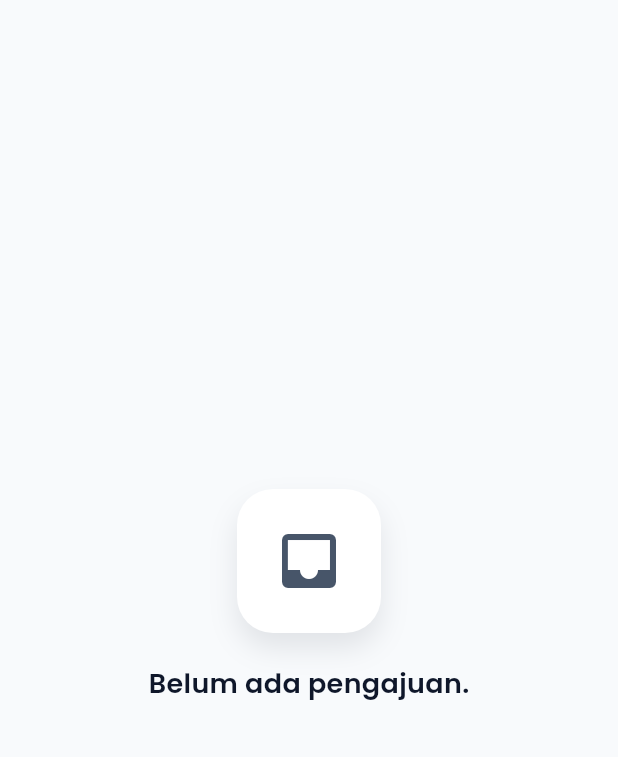
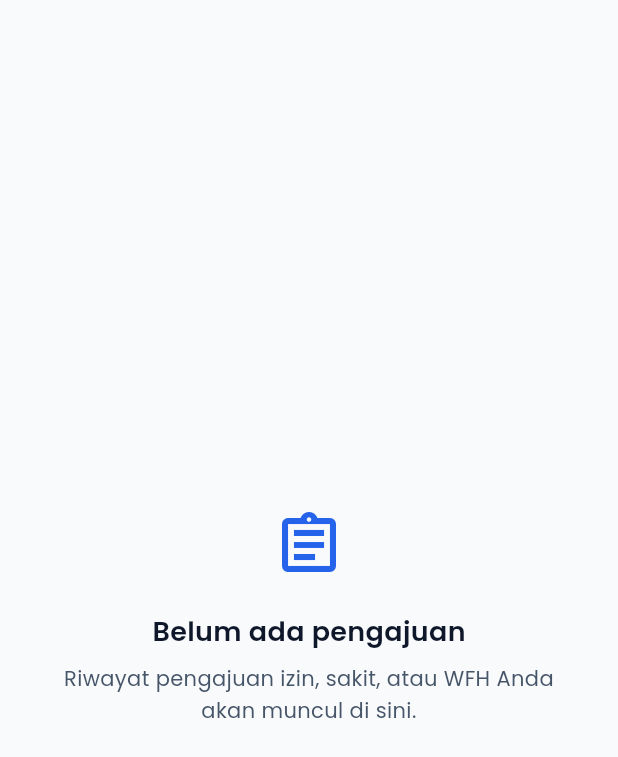
Before and after one commit to zahraldila/mobile-sip-sistem-absensi, a Flutter app: the EmptyState widget shown alone on an empty page, opened directly, on a phone screen of 412 x 824 dp. Shown: the top 757 px of the screen. Run offline on Flutter 3.47's test engine with Material 3 defaults, Android fonts, the phone set to English and light mode, and no system bars; our stand-ins replace cached_network_image, dio, get_it, go_router, google_fonts, image_picker and 1 more; missing offline and left inert: file_selector; accounts and stored records are empty; network calls fail.

Commit message:
style: perbarui tampilan empty state halaman pengajuan dengan icon clipboard

```diff
--- a/mobile/lib/core/widgets/empty_state.dart
+++ b/mobile/lib/core/widgets/empty_state.dart
@@ -25,24 +25,31 @@ class EmptyState extends StatelessWidget {
       child: Column(
         mainAxisSize: MainAxisSize.min,
         children: [
-          Container(
-            padding: const EdgeInsets.all(24),
-            decoration: BoxDecoration(
-              color: AppColors.surface,
-              borderRadius: AppRadius.large,
-              boxShadow: const [
-                BoxShadow(color: AppColors.shadow, blurRadius: 16, offset: Offset(0, 10)),
-              ],
-            ),
-            child: icon ?? const Icon(Icons.inbox, size: 48, color: AppColors.textSecondary),
-          ),
+          icon ?? const Icon(Icons.inbox_outlined, size: 48, color: AppColors.textSecondary),
           const SizedBox(height: 20),
           Text(title, style: AppTypography.textTheme.headlineSmall),
           const SizedBox(height: 8),
-          Text(message, style: AppTypography.textTheme.bodyMedium, textAlign: TextAlign.center),
+          Padding(
+            padding: const EdgeInsets.symmetric(horizontal: 24),
+            child: Text(
+              message,
+              style: AppTypography.textTheme.bodyMedium?.copyWith(
+                color: AppColors.textSecondary,
+              ),
+              textAlign: TextAlign.center,
+            ),
+          ),
           if (actionLabel != null && onAction != null) ...[
             const SizedBox(height: 20),
-            ElevatedButton(onPressed: onAction, style: ElevatedButton.styleFrom(backgroundColor: AppColors.primary, shape: RoundedRectangleBorder(borderRadius: AppRadius.medium), padding: const EdgeInsets.symmetric(horizontal: 24, vertical: 14)), child: Text(actionLabel!, style: AppTypography.textTheme.labelLarge)),
+            ElevatedButton(
+              onPressed: onAction,
+              style: ElevatedButton.styleFrom(
+                backgroundColor: AppColors.primary,
+                shape: RoundedRectangleBorder(borderRadius: AppRadius.medium),
+                padding: const EdgeInsets.symmetric(horizontal: 24, vertical: 14),
+              ),
+              child: Text(actionLabel!, style: AppTypography.textTheme.labelLarge),
+            ),
           ],
         ],
       ),
--- a/mobile/lib/features/submission/presentation/submission_page.dart
+++ b/mobile/lib/features/submission/presentation/submission_page.dart
@@ -136,7 +136,15 @@ class _SubmissionPageState extends State<SubmissionPage> {
                             const SizedBox(height: AppSpacing.lg),
                             if (_allSubmissions.isEmpty) ...[
                               const SizedBox(height: 36),
-                              const core_empty.EmptyState(title: 'Belum ada pengajuan.', message: ''),
+                              const core_empty.EmptyState(
+                                title: 'Belum ada pengajuan',
+                                message: 'Riwayat pengajuan izin, sakit, atau WFH Anda akan muncul di sini.',
+                                icon: Icon(
+                                  Icons.assignment_outlined,
+                                  size: 48,
+                                  color: AppColors.primary,
+                                ),
+                              ),
                             ] else ...[
                               ListView.separated(
                                 shrinkWrap: true,
```
